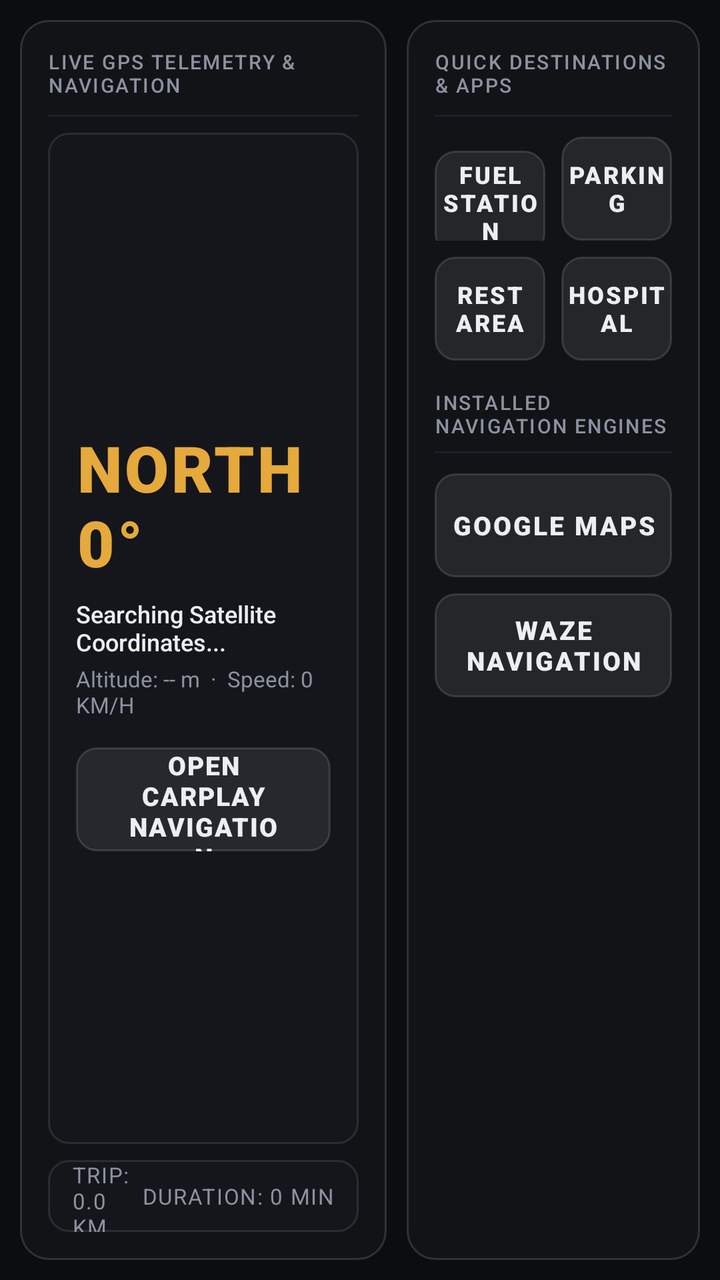
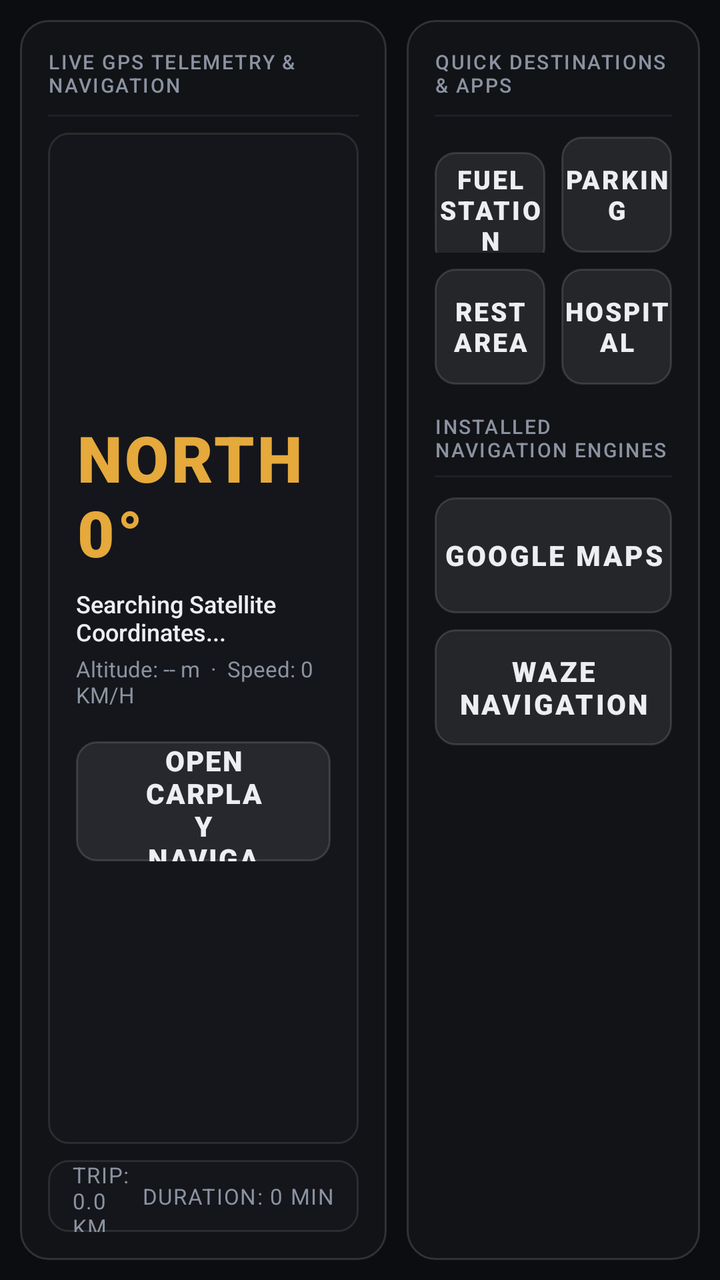

Two renders of the same Android screen: before a commit and after it. Below are the layout's source before the change and the commit's diff.
<!-- AndroidManifest.xml: application theme Theme.ApexDrive -->
<!-- res/layout/view_maps.xml -->
<?xml version="1.0" encoding="utf-8"?>
<LinearLayout xmlns:android="http://schemas.android.com/apk/res/android"
    android:layout_width="match_parent"
    android:layout_height="match_parent"
    android:orientation="horizontal"
    android:padding="10dp">

    
    <LinearLayout
        android:layout_width="0dp"
        android:layout_height="match_parent"
        android:layout_weight="1.25"
        android:orientation="vertical"
        android:background="@drawable/bg_panel"
        android:padding="14dp">

        
        <LinearLayout
            android:layout_width="match_parent"
            android:layout_height="wrap_content"
            android:orientation="horizontal"
            android:gravity="center_vertical">

            <TextView
                android:layout_width="wrap_content"
                android:layout_height="wrap_content"
                android:text="LIVE GPS TELEMETRY &amp; NAVIGATION"
                android:textColor="@color/cockpit_text_secondary"
                android:textSize="10sp"
                android:fontFamily="sans-serif-medium"
                android:letterSpacing="0.08" />

            <View
                android:layout_width="0dp"
                android:layout_height="1dp"
                android:layout_weight="1" />

            <TextView
                android:id="@+id/tvNavAccuracy"
                android:layout_width="wrap_content"
                android:layout_height="wrap_content"
                android:background="@drawable/bg_card_inner"
                android:paddingStart="8dp"
                android:paddingEnd="8dp"
                android:paddingTop="2dp"
                android:paddingBottom="2dp"
                android:text="● 3D Fix · ±3m"
                android:textColor="@color/status_active"
                android:textSize="10sp"
                android:fontFamily="sans-serif-bold" />
        </LinearLayout>

        <View
            android:layout_width="match_parent"
            android:layout_height="1dp"
            android:layout_marginTop="8dp"
            android:background="@color/cockpit_surface_border_subtle" />

        
        <LinearLayout
            android:layout_width="match_parent"
            android:layout_height="0dp"
            android:layout_weight="1"
            android:layout_marginTop="8dp"
            android:orientation="vertical"
            android:gravity="center"
            android:background="@drawable/bg_card_inner"
            android:padding="14dp">

            <TextView
                android:id="@+id/tvNavHeadingBig"
                android:layout_width="wrap_content"
                android:layout_height="wrap_content"
                android:text="NORTH 0°"
                android:textColor="@color/accent_amber"
                android:textSize="32sp"
                android:fontFamily="sans-serif-black"
                android:letterSpacing="0.04" />

            <TextView
                android:id="@+id/tvNavCoordinates"
                android:layout_width="wrap_content"
                android:layout_height="wrap_content"
                android:layout_marginTop="6dp"
                android:text="Searching Satellite Coordinates..."
                android:textColor="@color/cockpit_text_primary"
                android:textSize="12sp"
                android:fontFamily="sans-serif-medium" />

            <TextView
                android:id="@+id/tvNavAltitude"
                android:layout_width="wrap_content"
                android:layout_height="wrap_content"
                android:layout_marginTop="3dp"
                android:text="Altitude: -- m  ·  Speed: 0 KM/H"
                android:textColor="@color/cockpit_text_secondary"
                android:textSize="11sp"
                android:fontFamily="sans-serif" />

            
            <Button
                android:id="@+id/btnNavCarPlayRoute"
                android:layout_width="wrap_content"
                android:layout_height="52dp"
                android:layout_marginTop="14dp"
                android:background="@drawable/bg_elevated_btn"
                android:text="OPEN CARPLAY NAVIGATION"
                android:textColor="@color/cockpit_text_primary"
                android:textSize="13sp"
                android:fontFamily="sans-serif-black"
                android:letterSpacing="0.05"
                android:paddingStart="26dp"
                android:paddingEnd="26dp" />

        </LinearLayout>

        
        <LinearLayout
            android:layout_width="match_parent"
            android:layout_height="36dp"
            android:layout_marginTop="8dp"
            android:orientation="horizontal"
            android:gravity="center_vertical"
            android:background="@drawable/bg_card_inner"
            android:paddingStart="12dp"
            android:paddingEnd="12dp">

            <TextView
                android:id="@+id/tvNavTripDist"
                android:layout_width="0dp"
                android:layout_height="wrap_content"
                android:layout_weight="1"
                android:text="TRIP: 0.0 KM"
                android:textColor="@color/cockpit_text_secondary"
                android:textSize="11sp"
                android:fontFamily="sans-serif-bold"
                android:letterSpacing="0.05" />

            <TextView
                android:id="@+id/tvNavTripDuration"
                android:layout_width="wrap_content"
                android:layout_height="wrap_content"
                android:text="DURATION: 0 MIN"
                android:textColor="@color/cockpit_text_secondary"
                android:textSize="11sp"
                android:fontFamily="sans-serif-bold"
                android:letterSpacing="0.05" />
        </LinearLayout>

    </LinearLayout>

    
    <View
        android:layout_width="10dp"
        android:layout_height="match_parent" />

    
    <LinearLayout
        android:layout_width="0dp"
        android:layout_height="match_parent"
        android:layout_weight="1"
        android:orientation="vertical"
        android:background="@drawable/bg_panel"
        android:padding="14dp">

        <TextView
            android:layout_width="wrap_content"
            android:layout_height="wrap_content"
            android:text="QUICK DESTINATIONS &amp; APPS"
            android:textColor="@color/cockpit_text_secondary"
            android:textSize="10sp"
            android:fontFamily="sans-serif-medium"
            android:letterSpacing="0.08" />

        <View
            android:layout_width="match_parent"
            android:layout_height="1dp"
            android:layout_marginTop="8dp"
            android:background="@color/cockpit_surface_border_subtle" />

        
        <LinearLayout
            android:layout_width="match_parent"
            android:layout_height="wrap_content"
            android:layout_marginTop="10dp"
            android:orientation="horizontal">

            <Button
                android:id="@+id/btnNavFuel"
                android:layout_width="0dp"
                android:layout_height="52dp"
                android:layout_weight="1"
                android:background="@drawable/bg_elevated_btn"
                android:text="FUEL STATION"
                android:textColor="@color/cockpit_text_primary"
                android:textSize="12sp"
                android:fontFamily="sans-serif-black"
                android:letterSpacing="0.08" />

            <Button
                android:id="@+id/btnNavParking"
                android:layout_width="0dp"
                android:layout_height="52dp"
                android:layout_weight="1"
                android:layout_marginStart="8dp"
                android:background="@drawable/bg_elevated_btn"
                android:text="PARKING"
                android:textColor="@color/cockpit_text_primary"
                android:textSize="12sp"
                android:fontFamily="sans-serif-black"
                android:letterSpacing="0.08" />
        </LinearLayout>

        <LinearLayout
            android:layout_width="match_parent"
            android:layout_height="wrap_content"
            android:layout_marginTop="8dp"
            android:orientation="horizontal">

            <Button
                android:id="@+id/btnNavCoffee"
                android:layout_width="0dp"
                android:layout_height="52dp"
                android:layout_weight="1"
                android:background="@drawable/bg_elevated_btn"
                android:text="REST AREA"
                android:textColor="@color/cockpit_text_primary"
                android:textSize="12sp"
                android:fontFamily="sans-serif-black"
                android:letterSpacing="0.08" />

            <Button
                android:id="@+id/btnNavHospital"
                android:layout_width="0dp"
                android:layout_height="52dp"
                android:layout_weight="1"
                android:layout_marginStart="8dp"
                android:background="@drawable/bg_elevated_btn"
                android:text="HOSPITAL"
                android:textColor="@color/cockpit_text_primary"
                android:textSize="12sp"
                android:fontFamily="sans-serif-black"
                android:letterSpacing="0.08" />
        </LinearLayout>

        <TextView
            android:layout_width="wrap_content"
            android:layout_height="wrap_content"
            android:layout_marginTop="14dp"
            android:text="INSTALLED NAVIGATION ENGINES"
            android:textColor="@color/cockpit_text_secondary"
            android:textSize="10sp"
            android:fontFamily="sans-serif-medium"
            android:letterSpacing="0.08" />

        <View
            android:layout_width="match_parent"
            android:layout_height="1dp"
            android:layout_marginTop="6dp"
            android:background="@color/cockpit_surface_border_subtle" />

        <Button
            android:id="@+id/btnOpenGoogleMaps"
            android:layout_width="match_parent"
            android:layout_height="52dp"
            android:layout_marginTop="10dp"
            android:background="@drawable/bg_elevated_btn"
            android:text="GOOGLE MAPS"
            android:textColor="@color/cockpit_text_primary"
            android:textSize="13sp"
            android:fontFamily="sans-serif-black"
            android:letterSpacing="0.08" />

        <Button
            android:id="@+id/btnOpenWaze"
            android:layout_width="match_parent"
            android:layout_height="52dp"
            android:layout_marginTop="8dp"
            android:background="@drawable/bg_elevated_btn"
            android:text="WAZE NAVIGATION"
            android:textColor="@color/cockpit_text_primary"
            android:textSize="13sp"
            android:fontFamily="sans-serif-black"
            android:letterSpacing="0.08" />

    </LinearLayout>

</LinearLayout>
<!-- resources referenced by this layout -->
<resources>
  <color name="accent_amber">#E5A93C</color>
  <color name="cockpit_surface_border_subtle">#1C2027</color>
  <color name="cockpit_text_primary">#ECEEF2</color>
  <color name="cockpit_text_secondary">#8B92A0</color>
  <color name="status_active">#22C55E</color>
  <!-- drawable bg_card_inner (drawable) -->
  <?xml version="1.0" encoding="utf-8"?>
  <shape xmlns:android="http://schemas.android.com/apk/res/android"
      android:shape="rectangle">
      
      <solid android:color="#77181B22" />
      <stroke
          android:width="1dp"
          android:color="#1AFFFFFF" />
      <corners android:radius="10dp" />
  </shape>
  <!-- drawable bg_elevated_btn (drawable) -->
  <?xml version="1.0" encoding="utf-8"?>
  <selector xmlns:android="http://schemas.android.com/apk/res/android">
      <item android:state_pressed="true">
          <shape android:shape="rectangle">
              <solid android:color="#44FFFFFF" />
              <stroke android:width="1dp" android:color="#66FFFFFF" />
              <corners android:radius="10dp" />
          </shape>
      </item>
      <item android:state_focused="true">
          <shape android:shape="rectangle">
              <solid android:color="#33FFFFFF" />
              <stroke android:width="1dp" android:color="#55FFFFFF" />
              <corners android:radius="10dp" />
          </shape>
      </item>
      <item>
          <shape android:shape="rectangle">
              <solid android:color="#14FFFFFF" />
              <stroke android:width="1dp" android:color="#22FFFFFF" />
              <corners android:radius="10dp" />
          </shape>
      </item>
  </selector>
  <!-- drawable bg_panel (drawable) -->
  <?xml version="1.0" encoding="utf-8"?>
  <shape xmlns:android="http://schemas.android.com/apk/res/android"
      android:shape="rectangle">
      
      <solid android:color="#E8121419" />
      <stroke
          android:width="1dp"
          android:color="#24FFFFFF" />
      <corners android:radius="14dp" />
  </shape>
  <style name="Theme.ApexDrive" parent="Theme.AppCompat.NoActionBar">
          <item name="android:windowBackground">@color/cockpit_surface_base</item>
          <item name="android:statusBarColor">@color/cockpit_surface_panel</item>
          <item name="android:navigationBarColor">@color/cockpit_surface_base</item>
          <item name="android:windowNoTitle">true</item>
          <item name="android:windowFullscreen">true</item>
          <item name="android:colorBackground">@color/cockpit_surface_base</item>
      </style>
  <color name="cockpit_surface_base">#0C0D10</color>
  <color name="cockpit_surface_panel">#13151A</color>
</resources>

<!-- the commit's change to res/layout/view_maps.xml (unified diff, before → after) -->
@@ -101,16 +101,16 @@
             <Button
                 android:id="@+id/btnNavCarPlayRoute"
                 android:layout_width="wrap_content"
-                android:layout_height="52dp"
-                android:layout_marginTop="14dp"
+                android:layout_height="60dp"
+                android:layout_marginTop="16dp"
                 android:background="@drawable/bg_elevated_btn"
                 android:text="OPEN CARPLAY NAVIGATION"
                 android:textColor="@color/cockpit_text_primary"
-                android:textSize="13sp"
+                android:textSize="14sp"
                 android:fontFamily="sans-serif-black"
                 android:letterSpacing="0.05"
-                android:paddingStart="26dp"
-                android:paddingEnd="26dp" />
+                android:paddingStart="32dp"
+                android:paddingEnd="32dp" />
 
         </LinearLayout>
 
@@ -188,25 +188,25 @@
             <Button
                 android:id="@+id/btnNavFuel"
                 android:layout_width="0dp"
-                android:layout_height="52dp"
+                android:layout_height="58dp"
                 android:layout_weight="1"
                 android:background="@drawable/bg_elevated_btn"
                 android:text="FUEL STATION"
                 android:textColor="@color/cockpit_text_primary"
-                android:textSize="12sp"
+                android:textSize="13sp"
                 android:fontFamily="sans-serif-black"
                 android:letterSpacing="0.08" />
 
             <Button
                 android:id="@+id/btnNavParking"
                 android:layout_width="0dp"
-                android:layout_height="52dp"
+                android:layout_height="58dp"
                 android:layout_weight="1"
                 android:layout_marginStart="8dp"
                 android:background="@drawable/bg_elevated_btn"
                 android:text="PARKING"
                 android:textColor="@color/cockpit_text_primary"
-                android:textSize="12sp"
+                android:textSize="13sp"
                 android:fontFamily="sans-serif-black"
                 android:letterSpacing="0.08" />
         </LinearLayout>
@@ -220,25 +220,25 @@
             <Button
                 android:id="@+id/btnNavCoffee"
                 android:layout_width="0dp"
-                android:layout_height="52dp"
+                android:layout_height="58dp"
                 android:layout_weight="1"
                 android:background="@drawable/bg_elevated_btn"
                 android:text="REST AREA"
                 android:textColor="@color/cockpit_text_primary"
-                android:textSize="12sp"
+                android:textSize="13sp"
                 android:fontFamily="sans-serif-black"
                 android:letterSpacing="0.08" />
 
             <Button
                 android:id="@+id/btnNavHospital"
                 android:layout_width="0dp"
-                android:layout_height="52dp"
+                android:layout_height="58dp"
                 android:layout_weight="1"
                 android:layout_marginStart="8dp"
                 android:background="@drawable/bg_elevated_btn"
                 android:text="HOSPITAL"
                 android:textColor="@color/cockpit_text_primary"
-                android:textSize="12sp"
+                android:textSize="13sp"
                 android:fontFamily="sans-serif-black"
                 android:letterSpacing="0.08" />
         </LinearLayout>
@@ -262,24 +262,24 @@
         <Button
             android:id="@+id/btnOpenGoogleMaps"
             android:layout_width="match_parent"
-            android:layout_height="52dp"
+            android:layout_height="58dp"
             android:layout_marginTop="10dp"
             android:background="@drawable/bg_elevated_btn"
             android:text="GOOGLE MAPS"
             android:textColor="@color/cockpit_text_primary"
-            android:textSize="13sp"
+            android:textSize="14sp"
             android:fontFamily="sans-serif-black"
             android:letterSpacing="0.08" />
 
         <Button
             android:id="@+id/btnOpenWaze"
             android:layout_width="match_parent"
-            android:layout_height="52dp"
+            android:layout_height="58dp"
             android:layout_marginTop="8dp"
             android:background="@drawable/bg_elevated_btn"
             android:text="WAZE NAVIGATION"
             android:textColor="@color/cockpit_text_primary"
-            android:textSize="13sp"
+            android:textSize="14sp"
             android:fontFamily="sans-serif-black"
             android:letterSpacing="0.08" />
 
